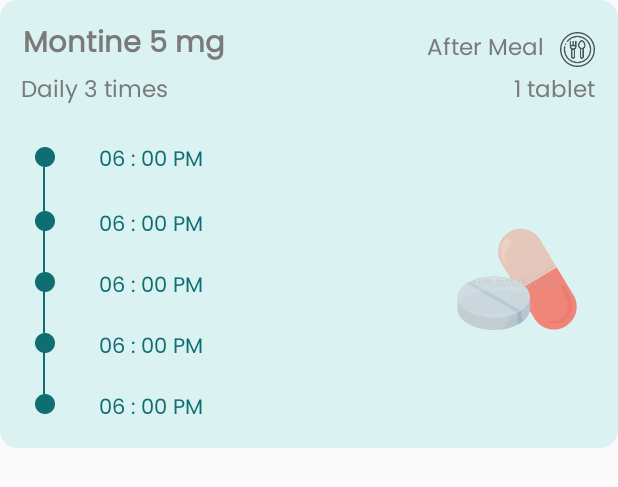
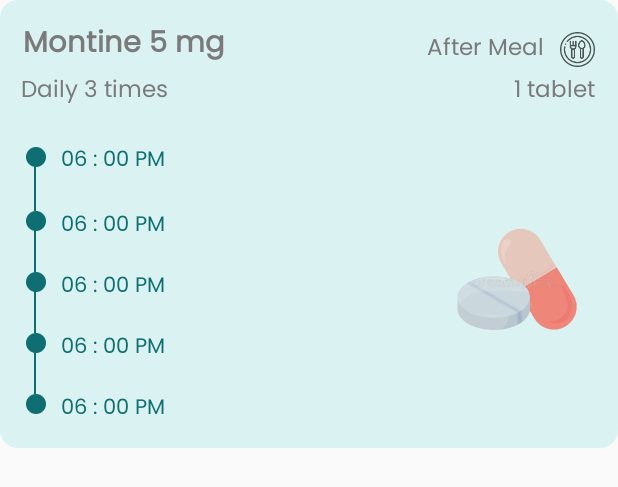
Before and after one commit to mahfuj-ahmed-jim/Medicine-Apps, an Android app: the layout recyclerview_medicine_home_fragment.xml on its own in the app's theme, with its tools: preview values and no code run, on a phone screen of 412 x 824 dp. Shown: the top 487 px of the screen. Run offline under Robolectric (Android 15) with nearby library versions, the phone set to English and light mode, and no system bars.

```diff
--- a/app/src/main/res/layout/fragment_add_medicine.xml
+++ b/app/src/main/res/layout/fragment_add_medicine.xml
@@ -80,11 +80,11 @@
                 android:layout_width="match_parent"
                 android:layout_height="wrap_content"
                 android:layout_marginTop="36dp"
-                android:fontFamily="@font/poppins_regular"
+                android:fontFamily="@font/poppins_medium"
                 android:gravity="center"
                 android:paddingHorizontal="20dp"
                 android:text="Add your daily medicine and keep track for them"
-                android:textColor="@color/lightModeText_color"
+                android:textColor="@color/main_color"
                 android:textSize="22dp"
                 app:layout_constraintEnd_toStartOf="@+id/guideline2"
                 app:layout_constraintStart_toStartOf="@+id/guideline1"
--- a/app/src/main/res/layout/recyclerview_medicine_home_fragment.xml
+++ b/app/src/main/res/layout/recyclerview_medicine_home_fragment.xml
@@ -139,7 +139,7 @@
                             android:id="@+id/linearLayout_morning"
                             android:layout_width="wrap_content"
                             android:layout_height="wrap_content"
-                            android:layout_marginLeft="23dp"
+                            android:layout_marginLeft="17dp"
                             android:orientation="horizontal">
 
                             <ImageView
@@ -155,7 +155,7 @@
                                 android:id="@+id/textView_morningTime"
                                 android:layout_width="wrap_content"
                                 android:layout_height="wrap_content"
-                                android:layout_marginLeft="29dp"
+                                android:layout_marginLeft="10dp"
                                 android:layout_marginTop="21dp"
                                 android:fontFamily="@font/poppins_regular"
                                 android:text="06 : 00 PM "
@@ -170,7 +170,7 @@
                             android:id="@+id/linearLayout_noonStripe"
                             android:layout_width="wrap_content"
                             android:layout_height="wrap_content"
-                            android:layout_marginLeft="28.5dp"
+                            android:layout_marginLeft="22.5dp"
                             android:layout_marginTop="-10.5dp"
                             android:orientation="vertical">
 
@@ -186,7 +186,7 @@
                             android:id="@+id/linearLayout_noon"
                             android:layout_width="wrap_content"
                             android:layout_height="wrap_content"
-                            android:layout_marginLeft="23dp"
+                            android:layout_marginLeft="17dp"
                             android:orientation="horizontal">
 
                             <ImageView
@@ -201,7 +201,7 @@
                                 android:id="@+id/textView_noonTime"
                                 android:layout_width="wrap_content"
                                 android:layout_height="wrap_content"
-                                android:layout_marginLeft="29dp"
+                                android:layout_marginLeft="10dp"
                                 android:layout_marginTop="-2dp"
                                 android:fontFamily="@font/poppins_regular"
                                 android:text="06 : 00 PM "
@@ -216,7 +216,7 @@
                             android:id="@+id/linearLayout_afternoonStripe"
                             android:layout_width="wrap_content"
                             android:layout_height="wrap_content"
-                            android:layout_marginLeft="28.5dp"
+                            android:layout_marginLeft="22.5dp"
                             android:layout_marginTop="-13dp"
                             android:orientation="vertical">
 
@@ -232,7 +232,7 @@
                             android:id="@+id/linearLayout_afternoon"
                             android:layout_width="wrap_content"
                             android:layout_height="wrap_content"
-                            android:layout_marginLeft="23dp"
+                            android:layout_marginLeft="17dp"
                             android:orientation="horizontal">
 
                             <ImageView
@@ -247,7 +247,7 @@
                                 android:id="@+id/textView_afternoonTime"
                                 android:layout_width="wrap_content"
                                 android:layout_height="wrap_content"
-                                android:layout_marginLeft="29dp"
+                                android:layout_marginLeft="10dp"
                                 android:layout_marginTop="-2dp"
                                 android:fontFamily="@font/poppins_regular"
                                 android:text="06 : 00 PM "
@@ -262,7 +262,7 @@
                             android:id="@+id/linearLayout_eveningStripe"
                             android:layout_width="wrap_content"
                             android:layout_height="wrap_content"
-                            android:layout_marginLeft="28.5dp"
+                            android:layout_marginLeft="22.5dp"
                             android:layout_marginTop="-13dp"
                             android:orientation="vertical">
 
@@ -278,7 +278,7 @@
                             android:id="@+id/linearLayout_evening"
                             android:layout_width="wrap_content"
                             android:layout_height="wrap_content"
-                            android:layout_marginLeft="23dp"
+                            android:layout_marginLeft="17dp"
                             android:orientation="horizontal">
 
                             <ImageView
@@ -293,7 +293,7 @@
                                 android:id="@+id/textView_eveningTime"
                                 android:layout_width="wrap_content"
                                 android:layout_height="wrap_content"
-                                android:layout_marginLeft="29dp"
+                                android:layout_marginLeft="10dp"
                                 android:layout_marginTop="-2dp"
                                 android:fontFamily="@font/poppins_regular"
                                 android:text="06 : 00 PM "
@@ -308,7 +308,7 @@
                             android:id="@+id/linearLayout_nightStripe"
                             android:layout_width="wrap_content"
                             android:layout_height="wrap_content"
-                            android:layout_marginLeft="28.5dp"
+                            android:layout_marginLeft="22.5dp"
                             android:layout_marginTop="-13dp"
                             android:orientation="vertical">
 
@@ -324,7 +324,7 @@
                             android:id="@+id/linearLayout_night"
                             android:layout_width="wrap_content"
                             android:layout_height="wrap_content"
-                            android:layout_marginLeft="23dp"
+                            android:layout_marginLeft="17dp"
                             android:orientation="horizontal">
 
                             <ImageView
@@ -339,7 +339,7 @@
                                 android:id="@+id/textView_nightTime"
                                 android:layout_width="wrap_content"
                                 android:layout_height="wrap_content"
-                                android:layout_marginLeft="29dp"
+                                android:layout_marginLeft="10dp"
                                 android:layout_marginTop="-2dp"
                                 android:fontFamily="@font/poppins_regular"
                                 android:text="06 : 00 PM "
```
Also changed, not shown: app/src/main/java/com/ai/medicinereminder/Activity/MainActivity.java (+22 -0 lines), app/src/main/java/com/ai/medicinereminder/Activity/PageActivity.java (+24 -0 lines), app/src/main/java/com/ai/medicinereminder/Adapter/HomeRecyclerViewAdapter.java (+5 -5 lines).
